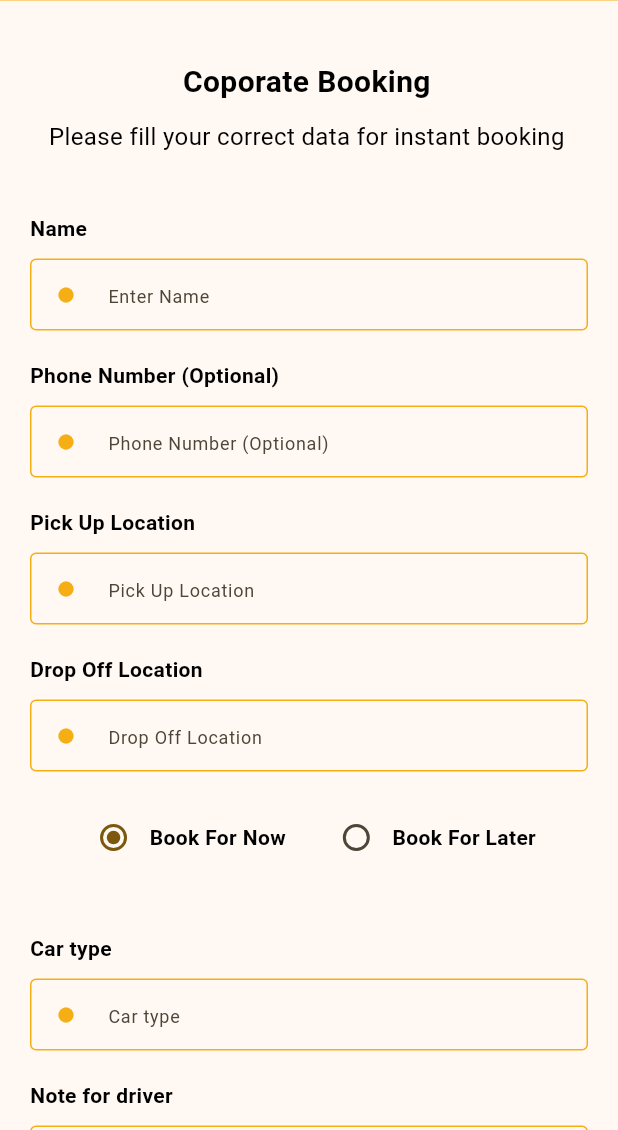
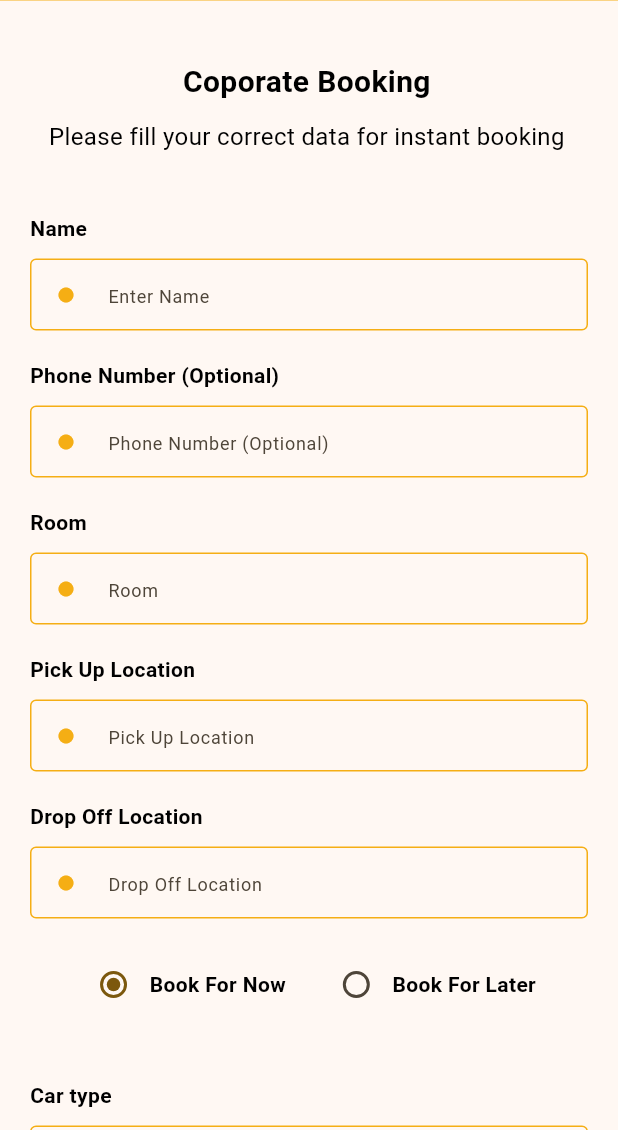
Before and after one commit to Amir40s/hotel_booking, a Flutter app: the UserFormScreen screen opened directly, on a phone screen of 412 x 824 dp, the part 106-1236 px from its top. Run offline on Flutter 3.47's test engine with Material 3 defaults, Android fonts, the phone set to English and light mode, and no system bars; our stand-ins replace cloud_firestore, firebase_core, firebase_messaging, get, google_fonts; missing offline and left inert: mailer; accounts and stored records are empty.

Commit message:
hotel booking

```diff
--- a/lib/helper/custom_textfield.dart
+++ b/lib/helper/custom_textfield.dart
@@ -18,8 +18,14 @@ class CustomTextField extends StatelessWidget {
 
   @override
   Widget build(BuildContext context) {
-    return TextField(
+    return TextFormField(
       controller: controller,
+      validator: (value){
+       if(value!.isEmpty){
+         return "Field is Required";
+       }
+       return null;
+      },
       cursorColor: primaryColor,
       enableSuggestions: true,
       decoration: InputDecoration(
@@ -38,9 +44,6 @@ class CustomTextField extends StatelessWidget {
         ),
 
       ),
-      onSubmitted: (String value) {
-        debugPrint(value);
-      },
     );
   }
 }
--- a/lib/main.dart
+++ b/lib/main.dart
@@ -37,7 +37,8 @@ class MyApp extends StatelessWidget {
           colorScheme: ColorScheme.fromSeed(seedColor: primaryColor),
           useMaterial3: true,
         ),
-        home:  UserWaitingScreen(id: "OXzwX3JohDXOtBTW6XyZ",),
+        // home:  UserWaitingScreen(id: "2iZGLyikaDn0AzQB8irN",),
+        home:  UserFormScreen(),
         // home:  AdminDashboardScreen(),
       ),
     );
--- a/lib/user/user_form_screen.dart
+++ b/lib/user/user_form_screen.dart
@@ -1,3 +1,5 @@
+import 'package:firebase_messaging/firebase_messaging.dart';
+import 'package:flutter/cupertino.dart';
 import 'package:flutter/material.dart';
 import 'package:get/get.dart';
 import 'package:get/utils.dart';
@@ -9,6 +11,7 @@ import 'package:hotelbooking/helper/custom_textfield.dart';
 import 'package:hotelbooking/helper/text_widget.dart';
 import 'package:hotelbooking/provider/data_provider.dart';
 import 'package:hotelbooking/provider/value_provider.dart';
+import 'package:hotelbooking/utils/notification_widget.dart';
 import 'package:provider/provider.dart';
 
 import '../responsive.dart';
@@ -36,13 +39,36 @@ class _UserFormScreenState extends State<UserFormScreen> {
   var dateController =  TextEditingController();
 
   var timeController =  TextEditingController();
+  var roomController =  TextEditingController();
 
    DateTime? _selectedDate;
 
+   final _key = GlobalKey<FormState>();
+
+   String? _token;
+   Stream<String>? _tokenStream;
+
+
+   notificationFunctions() async{
+   await getPermissionNotification();
+
+   await pushNotificationMessageListner();
+
+   await FirebaseMessaging.instance.getToken().then(setToken);
+   _tokenStream =  FirebaseMessaging.instance.onTokenRefresh;
+   _tokenStream!.listen(setToken);
+
+   }
+
+
+
   @override
   Widget build(BuildContext context) {
+
     return Scaffold(
       body: SafeArea(
+        child: Form(
+        key: _key,
           child: Row(
             children: [
 
@@ -103,6 +129,11 @@ class _UserFormScreenState extends State<UserFormScreen> {
                                      CustomTextField(hintText: "Phone Number (Optional)", controller: phoneController),
 
                                      SizedBox(height: 20.0,),
+                                     TextWidget(text: "Room", color: Colors.black, size: 14.0, isBold: true),
+                                     SizedBox(height: 10.0,),
+                                     CustomTextField(hintText: "Room", controller: roomController),
+
+                                     SizedBox(height: 20.0,),
                                      TextWidget(text: "Pick Up Location", color: Colors.black, size: 14.0, isBold: true),
                                      SizedBox(height: 10.0,),
                                      CustomTextField(hintText: "Pick Up Location", controller: pickUpController),
@@ -141,8 +172,9 @@ class _UserFormScreenState extends State<UserFormScreen> {
                                              Row(
                                                mainAxisAlignment: MainAxisAlignment.spaceBetween,
                                                children: [
-                                               Container(
-                                                 width: 200.0,
+                                                 Expanded(
+                                                   child: Container(
+                                                     width: Get.width * 0.150,
                                                      padding: EdgeInsets.only(right: 5.0),
                                                      child: Column(
                                                        mainAxisAlignment: MainAxisAlignment.start,
@@ -166,9 +198,11 @@ class _UserFormScreenState extends State<UserFormScreen> {
                                                        ],
                                                      ),
                                                    ),
-                                               Container(
-                                                 width: 200.0,
-                                                 padding: EdgeInsets.only(left: 5.0),
+                                                 ),
+                                                 Expanded(
+                                                   child: Container(
+                                                     width: Get.width * 0.150,
+                                                     padding: EdgeInsets.only(left: 5.0,right: 5.0),
                                                      child: Column(
                                                        mainAxisAlignment: MainAxisAlignment.start,
                                                        crossAxisAlignment: CrossAxisAlignment.start,
@@ -188,6 +222,7 @@ class _UserFormScreenState extends State<UserFormScreen> {
                                                          "Select Time" :
                                                          timeController.text = "${provider.selectedTime.hour}:${provider.selectedTime.minute}", controller: timeController),
                                                        ],
+                                                     ),
                                                    ),
                                                  )
                                                ],
@@ -215,11 +250,15 @@ class _UserFormScreenState extends State<UserFormScreen> {
                                      SizedBox(height: 20.0,),
                                      Consumer<ValueProvider>(
                                        builder: (context,provider,child){
+                                         notificationFunctions();
                                          return provider.isLoading == false ? ButtonWidget(text: "Submit Request", onClicked: (){
+                                          if(_key.currentState!.validate()){
+
                                             provider.setLoading(true);
                                             Provider.of<DataProvider>(context,listen: false).uploadCustomerData(
                                                 context: context,
                                                 name: nameController.text.toString(),
+                                                room: roomController.text.toString(),
                                                 phone: phoneController.text.toString(),
                                                 pickup: pickUpController.text.toString(),
                                                 dropOff: dropOffController.text.toString(),
@@ -227,8 +266,11 @@ class _UserFormScreenState extends State<UserFormScreen> {
                                                 bookDate: dateController.text.toString(),
                                                 bookTime: timeController.text.toString(),
                                                 carType: carTypeController.text.toString(),
-                                             driverNote: driverNoteController.text.toString()
+                                                driverNote: driverNoteController.text.toString(),
+                                              token: _token.toString()
                                             );
+                                          }
+
                                            // Utils().sendMail(customerName: "name", phoneNumber: "phone", context: context
                                            //   ,pickUp: "pickup",
                                            //   dropOff: "dropOff", bookStatus: "bookStatus", carType: "carType", driverNotes: "driverNote",
@@ -264,6 +306,7 @@ class _UserFormScreenState extends State<UserFormScreen> {
             ],
           ),
         ),
+      ),
     );
   }
 
@@ -291,4 +334,41 @@ class _UserFormScreenState extends State<UserFormScreen> {
       print('Selected Time: ${picked.hour}:${picked.minute}');
     }
   }
+
+   getPermissionNotification() async{
+
+     FirebaseMessaging messaging = FirebaseMessaging.instance;
+
+     await messaging.requestPermission(
+       alert: true,
+       announcement: true,
+       badge: true,
+       carPlay: false,
+       criticalAlert: false,
+       provisional: false,
+       sound: true,
+     );
   }
+
+  pushNotificationMessageListner() async{
+     FirebaseMessaging.onMessage.listen((RemoteMessage message) {
+       if(message.notification!=null){
+         showDialog(context: context, builder: (BuildContext context){
+              return NotificationDialogWidget(
+                  title: message.notification!.title,
+                  body: message.notification!.body
+              );
+         });
+       }
+     });
+  }
+
+  setToken(String? token){
+
+     print("\n\n FCM USER REGISTRATION TOKEN: " + token.toString());
+
+    setState(() {
+      _token = token;
+    });
+  }
+}
--- a/pubspec.yaml
+++ b/pubspec.yaml
@@ -41,6 +41,9 @@ dependencies:
   provider: ^6.1.2
   mailer: ^6.1.0
   google_fonts: ^6.2.1
+  intl: ^0.19.0
+  http: ^1.2.1
+  firebase_messaging: ^14.9.2
 
 
 dev_dependencies:
```
Also changed, not shown: lib/admin/admin_dashbaord_screen.dart (+31 -7 lines), lib/provider/data_provider.dart (+59 -3 lines), lib/user/user_waiting_screen.dart (+26 -15 lines), lib/utils/custom_progress_bar.dart (added, +31 -0 lines), lib/utils/notification_widget.dart (added, +26 -0 lines), pubspec.lock, 2 other files. Lines whose indentation alone changed are shown as unchanged.
